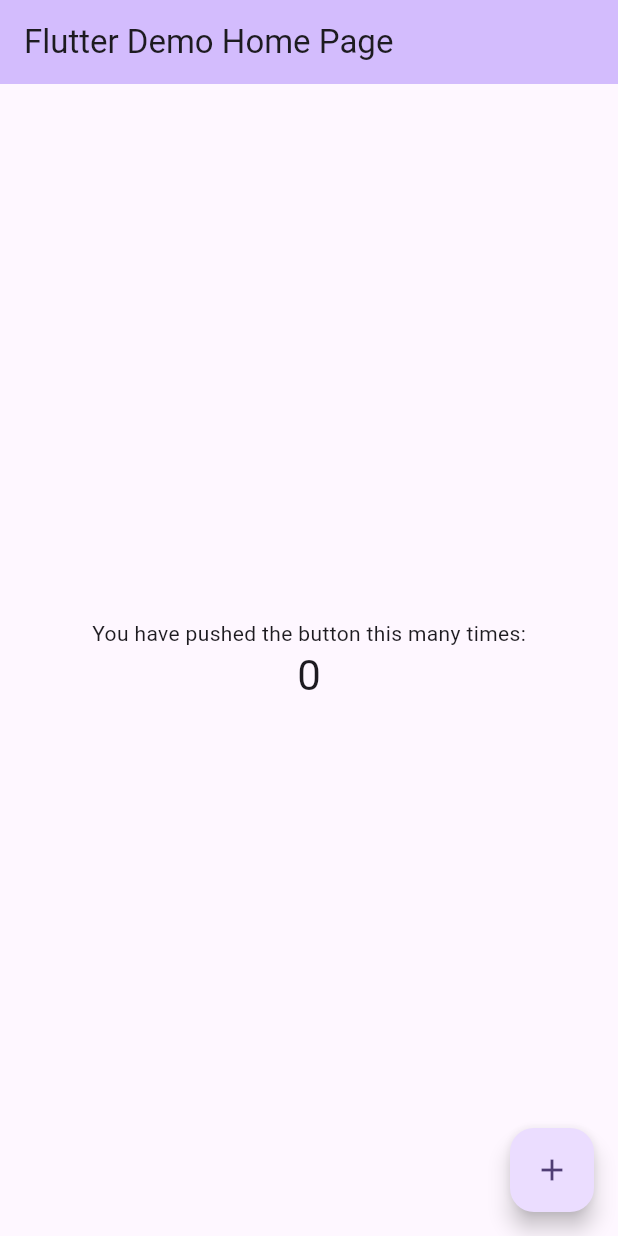
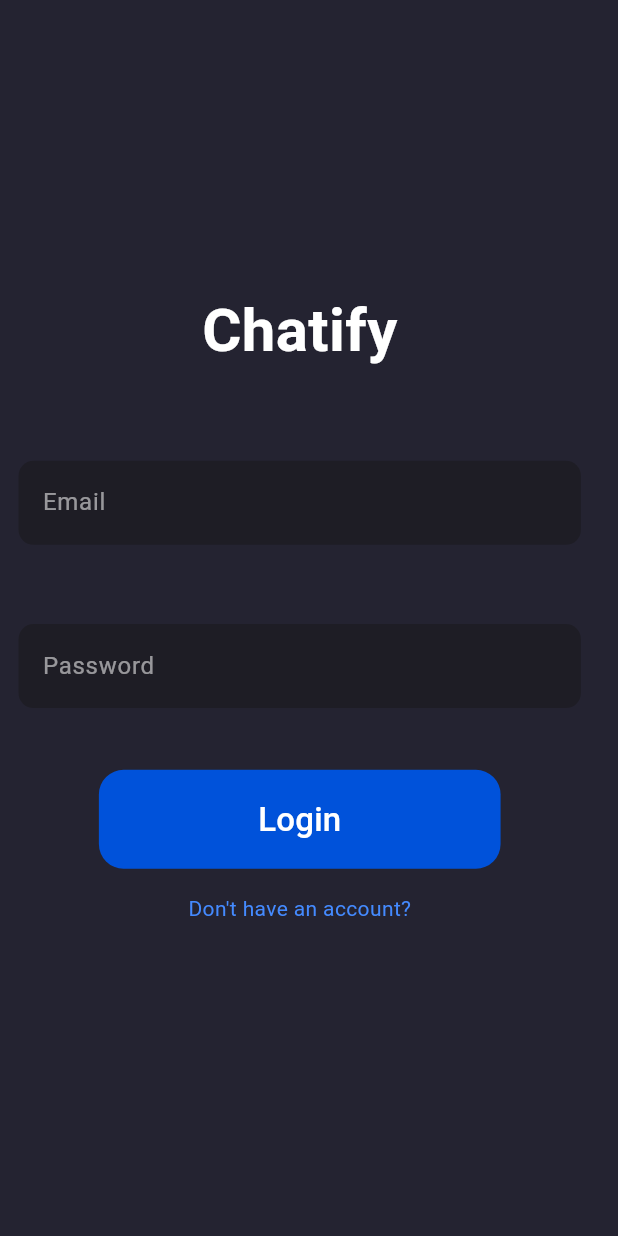
Before and after one commit to Alaa7Hany/chatify_udemy, a Flutter app: the screen it shows after launch, on a phone screen of 412 x 824 dp. Run offline on Flutter 3.47's test engine with Material 3 defaults, Android fonts, the phone set to English and light mode, and no system bars; our stand-ins replace cloud_firestore, file_picker, firebase_analytics, firebase_core, firebase_storage, get_it; accounts and stored records are empty.

Commit message:
Completed Splash and login ui

```diff
--- a/lib/main.dart
+++ b/lib/main.dart
@@ -1,8 +1,19 @@
+import 'package:chatify_app/pages/login_page.dart';
+import 'package:chatify_app/pages/splash_page.dart';
+import 'package:chatify_app/services/navigation_service.dart';
+import 'package:chatify_app/utils/app_colors.dart';
 import 'package:flutter/material.dart';
 import 'package:firebase_analytics/firebase_analytics.dart';
 
 void main() {
-  runApp(const MyApp());
+  runApp(
+    SplashPage(
+      onInitializationComplete: () {
+        runApp(const MyApp());
+        // Additional setup can be done here if needed
+      },
+    ),
+  );
 }
 
 class MyApp extends StatelessWidget {
@@ -12,112 +23,17 @@ class MyApp extends StatelessWidget {
   @override
   Widget build(BuildContext context) {
     return MaterialApp(
-      title: 'Flutter Demo',
+      title: 'Chatify',
+      debugShowCheckedModeBanner: false,
       theme: ThemeData(
-        // This is the theme of your application.
-        //
-        // TRY THIS: Try running your application with "flutter run". You'll see
-        // the application has a purple toolbar. Then, without quitting the app,
-        // try changing the seedColor in the colorScheme below to Colors.green
-        // and then invoke "hot reload" (save your changes or press the "hot
-        // reload" button in a Flutter-supported IDE, or press "r" if you used
-        // the command line to start the app).
-        //
-        // Notice that the counter didn't reset back to zero; the application
-        // state is not lost during the reload. To reset the state, use hot
-        // restart instead.
-        //
-        // This works for code too, not just values: Most code changes can be
-        // tested with just a hot reload.
-        colorScheme: ColorScheme.fromSeed(seedColor: Colors.deepPurple),
+        scaffoldBackgroundColor: AppColors.scaffoldBackground,
+        bottomNavigationBarTheme: BottomNavigationBarThemeData(
+          backgroundColor: AppColors.bottomNavigationBar,
+        ),
       ),
-      home: const MyHomePage(title: 'Flutter Demo Home Page'),
+      navigatorKey: NavigationService.navigatorKey,
+      initialRoute: 'login',
+      routes: {'login': (context) => LoginPage()},
     );
   }
 }
-
-class MyHomePage extends StatefulWidget {
-  const MyHomePage({super.key, required this.title});
-
-  // This widget is the home page of your application. It is stateful, meaning
-  // that it has a State object (defined below) that contains fields that affect
-  // how it looks.
-
-  // This class is the configuration for the state. It holds the values (in this
-  // case the title) provided by the parent (in this case the App widget) and
-  // used by the build method of the State. Fields in a Widget subclass are
-  // always marked "final".
-
-  final String title;
-
-  @override
-  State<MyHomePage> createState() => _MyHomePageState();
-}
-
-class _MyHomePageState extends State<MyHomePage> {
-  int _counter = 0;
-
-  void _incrementCounter() {
-    setState(() {
-      // This call to setState tells the Flutter framework that something has
-      // changed in this State, which causes it to rerun the build method below
-      // so that the display can reflect the updated values. If we changed
-      // _counter without calling setState(), then the build method would not be
-      // called again, and so nothing would appear to happen.
-      _counter++;
-    });
-  }
-
-  @override
-  Widget build(BuildContext context) {
-    // This method is rerun every time setState is called, for instance as done
-    // by the _incrementCounter method above.
-    //
-    // The Flutter framework has been optimized to make rerunning build methods
-    // fast, so that you can just rebuild anything that needs updating rather
-    // than having to individually change instances of widgets.
-    return Scaffold(
-      appBar: AppBar(
-        // TRY THIS: Try changing the color here to a specific color (to
-        // Colors.amber, perhaps?) and trigger a hot reload to see the AppBar
-        // change color while the other colors stay the same.
-        backgroundColor: Theme.of(context).colorScheme.inversePrimary,
-        // Here we take the value from the MyHomePage object that was created by
-        // the App.build method, and use it to set our appbar title.
-        title: Text(widget.title),
-      ),
-      body: Center(
-        // Center is a layout widget. It takes a single child and positions it
-        // in the middle of the parent.
-        child: Column(
-          // Column is also a layout widget. It takes a list of children and
-          // arranges them vertically. By default, it sizes itself to fit its
-          // children horizontally, and tries to be as tall as its parent.
-          //
-          // Column has various properties to control how it sizes itself and
-          // how it positions its children. Here we use mainAxisAlignment to
-          // center the children vertically; the main axis here is the vertical
-          // axis because Columns are vertical (the cross axis would be
-          // horizontal).
-          //
-          // TRY THIS: Invoke "debug painting" (choose the "Toggle Debug Paint"
-          // action in the IDE, or press "p" in the console), to see the
-          // wireframe for each widget.
-          mainAxisAlignment: MainAxisAlignment.center,
-          children: <Widget>[
-            const Text('You have pushed the button this many times:'),
-            Text(
-              '$_counter',
-              style: Theme.of(context).textTheme.headlineMedium,
-            ),
-          ],
-        ),
-      ),
-      floatingActionButton: FloatingActionButton(
-        onPressed: _incrementCounter,
-        tooltip: 'Increment',
-        child: const Icon(Icons.add),
-      ), // This trailing comma makes auto-formatting nicer for build methods.
-    );
-  }
-}
--- /dev/null
+++ b/lib/pages/login_page.dart
@@ -0,0 +1,128 @@
+import 'package:chatify_app/widgets/custom_input_field.dart';
+import 'package:chatify_app/widgets/rounded_button.dart';
+import 'package:flutter/material.dart';
+
+class LoginPage extends StatefulWidget {
+  const LoginPage({super.key});
+
+  @override
+  State<LoginPage> createState() => _LoginPageState();
+}
+
+class _LoginPageState extends State<LoginPage> {
+  late double _deviceHeight;
+  late double _deviceWidth;
+
+  final _loginFormKey = GlobalKey<FormState>();
+
+  String? _email;
+  String? _password;
+
+  @override
+  Widget build(BuildContext context) {
+    _deviceHeight = MediaQuery.of(context).size.height;
+    _deviceWidth = MediaQuery.of(context).size.width;
+
+    return _buildUI();
+  }
+
+  Widget _buildUI() {
+    return Scaffold(
+      body: Container(
+        padding: EdgeInsets.symmetric(
+          horizontal: _deviceWidth * 0.03,
+          vertical: _deviceHeight * 0.02,
+        ),
+        height: _deviceHeight * 0.98,
+        width: _deviceWidth * 0.97,
+        child: Column(
+          mainAxisSize: MainAxisSize.max,
+          mainAxisAlignment: MainAxisAlignment.center,
+          crossAxisAlignment: CrossAxisAlignment.center,
+          children: [
+            _pageTitle(),
+            SizedBox(height: _deviceHeight * 0.04),
+            _loginForm(),
+            SizedBox(height: _deviceHeight * 0.05),
+            _loginButton(),
+            SizedBox(height: _deviceHeight * 0.02),
+            _registerAccountLink(),
+          ],
+        ),
+      ),
+    );
+  }
+
+  Widget _pageTitle() {
+    return Container(
+      height: _deviceHeight * 0.10,
+      child: Text(
+        'Chatify',
+        style: TextStyle(
+          color: Colors.white,
+          fontSize: 40,
+          fontWeight: FontWeight.w600,
+        ),
+      ),
+    );
+  }
+
+  Widget _loginForm() {
+    return Container(
+      height: _deviceHeight * 0.2,
+      child: Form(
+        key: _loginFormKey,
+        child: Column(
+          mainAxisSize: MainAxisSize.max,
+          mainAxisAlignment: MainAxisAlignment.spaceBetween,
+          crossAxisAlignment: CrossAxisAlignment.center,
+          children: [
+            CustomTextFormField(
+              onSaved: (_value) {
+                setState(() {
+                  _email = _value;
+                });
+              },
+              regEx:
+                  r"^[a-zA-Z0-9.a-zA-Z0-9.!#$%&'*+-/=?^_`{|}~]+@[a-zA-Z0-9]+\.[a-zA-Z]+",
+              hintText: "Email",
+              obscureText: false,
+            ),
+
+            CustomTextFormField(
+              onSaved: (_value) {
+                setState(() {
+                  _password = _value;
+                });
+              },
+              regEx: r".{8,}",
+              hintText: "Password",
+              obscureText: true,
+            ),
+          ],
+        ),
+      ),
+    );
+  }
+
+  Widget _loginButton() {
+    return RoundedButton(
+      name: "Login",
+      height: _deviceHeight * 0.08,
+      width: _deviceWidth * 0.65,
+      onPressed: () {},
+    );
+  }
+
+  Widget _registerAccountLink() {
+    return GestureDetector(
+      onTap: () {},
+      child: Container(
+        child: Text(
+          'Don\'t have an account?',
+          style: TextStyle(color: Colors.blueAccent),
+        ),
+      ),
+    );
+  }
+}
--- /dev/null
+++ b/lib/pages/splash_page.dart
@@ -0,0 +1,70 @@
+import 'package:chatify_app/services/media_service.dart';
+import 'package:chatify_app/services/navigation_service.dart';
+import 'package:chatify_app/utils/app_assets.dart';
+import 'package:chatify_app/utils/my_logger.dart';
+import 'package:firebase_core/firebase_core.dart';
+import 'package:flutter/material.dart';
+import 'package:get_it/get_it.dart';
+
+import '../services/cloud_storage_service.dart';
+import '../services/database_service.dart';
+import '../utils/app_colors.dart';
+
+class SplashPage extends StatefulWidget {
+  final VoidCallback onInitializationComplete;
+  const SplashPage({super.key, required this.onInitializationComplete});
+
+  @override
+  State<SplashPage> createState() => _SplashPageState();
+}
+
+class _SplashPageState extends State<SplashPage> {
+  @override
+  void initState() {
+    super.initState();
+    Future.delayed(const Duration(seconds: 1), () {
+      _setup()
+          .then((_) {
+            widget.onInitializationComplete();
+          })
+          .catchError((error) {
+            // Handle initialization error
+            MyLogger.red('Initialization error: $error');
+          });
+    });
+  }
+
+  @override
+  Widget build(BuildContext context) {
+    return MaterialApp(
+      debugShowCheckedModeBanner: false,
+      title: 'Chatify',
+      theme: ThemeData(scaffoldBackgroundColor: AppColors.scaffoldBackground),
+      home: Scaffold(
+        body: Center(
+          child: Image(
+            image: AssetImage(AppAssets.logo),
+            fit: BoxFit.cover,
+            width: 200,
+            height: 200,
+          ),
+        ),
+      ),
+    );
+  }
+
+  Future<void> _setup() async {
+    WidgetsFlutterBinding.ensureInitialized();
+    await Firebase.initializeApp();
+    _registerServices();
+  }
+
+  void _registerServices() {
+    GetIt.instance.registerSingleton<NavigationService>(NavigationService());
+    GetIt.instance.registerSingleton<MediaService>(MediaService());
+    GetIt.instance.registerSingleton<CloudStorageService>(
+      CloudStorageService(),
+    );
+    GetIt.instance.registerSingleton<DatabaseService>(DatabaseService());
+  }
+}
--- /dev/null
+++ b/lib/services/cloud_storage_service.dart
@@ -0,0 +1,9 @@
+import 'package:firebase_storage/firebase_storage.dart';
+
+const String User_Collection = 'Users';
+
+class CloudStorageService {
+  final FirebaseStorage storage = FirebaseStorage.instance;
+
+  CloudStorageService();
+}
--- /dev/null
+++ b/lib/services/database_service.dart
@@ -0,0 +1,11 @@
+import 'package:cloud_firestore/cloud_firestore.dart';
+
+const String USER_COLLECTION = "Users";
+const String CHAT_COLLECTION = "Chats";
+const String MESSAGES_COLLECTION = "messages";
+
+class DatabaseService {
+  final FirebaseFirestore _db = FirebaseFirestore.instance;
+
+  DatabaseService();
+}
--- /dev/null
+++ b/lib/services/media_service.dart
@@ -0,0 +1,15 @@
+import 'package:file_picker/file_picker.dart';
+
+class MediaService {
+  MediaService() {}
+
+  Future<PlatformFile?> pickImageFromLibrary() async {
+    FilePickerResult? result = await FilePicker.platform.pickFiles(
+      type: FileType.image,
+    );
+    if (result != null) {
+      return result.files[0];
+    }
+    return null;
+  }
+}
--- /dev/null
+++ b/lib/utils/app_assets.dart
@@ -0,0 +1,5 @@
+class AppAssets {
+  AppAssets._();
+
+  static const String logo = 'assets/images/logo.png';
+}
--- /dev/null
+++ b/lib/utils/app_colors.dart
@@ -0,0 +1,8 @@
+import 'package:flutter/material.dart';
+
+class AppColors {
+  AppColors._();
+
+  static const Color scaffoldBackground = Color.fromRGBO(36, 35, 49, 1.0);
+  static const Color bottomNavigationBar = Color.fromRGBO(30, 29, 37, 1.0);
+}
--- /dev/null
+++ b/lib/widgets/custom_input_field.dart
@@ -0,0 +1,76 @@
+import 'package:flutter/material.dart';
+
+class CustomTextFormField extends StatelessWidget {
+  final Function(String) onSaved;
+  final String regEx;
+  final String hintText;
+  final bool obscureText;
+
+  CustomTextFormField({
+    required this.onSaved,
+    required this.regEx,
+    required this.hintText,
+    required this.obscureText,
+  });
+
+  @override
+  Widget build(BuildContext context) {
+    return TextFormField(
+      onSaved: (_value) => onSaved(_value!),
+      cursorColor: Colors.white,
+      style: TextStyle(color: Colors.white),
+      obscureText: obscureText,
+      validator: (_value) {
+        return RegExp(regEx).hasMatch(_value!) ? null : 'Enter a valid value.';
+      },
+      decoration: InputDecoration(
+        fillColor: Color.fromRGBO(30, 29, 37, 1.0),
+        filled: true,
+        border: OutlineInputBorder(
+          borderRadius: BorderRadius.circular(10.0),
+          borderSide: BorderSide.none,
+        ),
+        hintText: hintText,
+        hintStyle: TextStyle(color: Colors.white54),
+      ),
+    );
+  }
+}
+
+class CustomTextField extends StatelessWidget {
+  final Function(String) onEditingComplete;
+  final String hintText;
+  final bool obscureText;
+  final TextEditingController controller;
+  IconData? icon;
+
+  CustomTextField({
+    required this.onEditingComplete,
+    required this.hintText,
+    required this.obscureText,
+    required this.controller,
+    this.icon,
+  });
+
+  @override
+  Widget build(BuildContext context) {
+    return TextField(
+      controller: controller,
+      onEditingComplete: () => onEditingComplete(controller.value.text),
+      cursorColor: Colors.white,
+      style: TextStyle(color: Colors.white),
+      obscureText: obscureText,
+      decoration: InputDecoration(
+        fillColor: Color.fromRGBO(30, 29, 37, 1.0),
+        filled: true,
+        border: OutlineInputBorder(
+          borderRadius: BorderRadius.circular(10.0),
+          borderSide: BorderSide.none,
+        ),
+        hintText: hintText,
+        hintStyle: TextStyle(color: Colors.white54),
+        prefixIcon: Icon(icon, color: Colors.white54),
+      ),
+    );
+  }
+}
--- /dev/null
+++ b/lib/widgets/rounded_button.dart
@@ -0,0 +1,34 @@
+import 'package:flutter/material.dart';
+
+class RoundedButton extends StatelessWidget {
+  final String name;
+  final double height;
+  final double width;
+  final Function onPressed;
+
+  const RoundedButton({
+    required this.name,
+    required this.height,
+    required this.width,
+    required this.onPressed,
+  });
+
+  @override
+  Widget build(BuildContext context) {
+    return Container(
+      height: height,
+      width: width,
+      decoration: BoxDecoration(
+        borderRadius: BorderRadius.circular(height * 0.25),
+        color: Color.fromRGBO(0, 82, 218, 1.0),
+      ),
+      child: TextButton(
+        onPressed: () => onPressed(),
+        child: Text(
+          name,
+          style: TextStyle(fontSize: 22, color: Colors.white, height: 1.5),
+        ),
+      ),
+    );
+  }
+}
--- a/pubspec.yaml
+++ b/pubspec.yaml
@@ -57,8 +57,8 @@ flutter:
   # the material Icons class.
   uses-material-design: true
   # To add assets to your application, add an assets section, like this:
-  # assets:
-  #   - images/a_dot_burr.jpeg
+  assets:
+    - assets/images/
   #   - images/a_dot_ham.jpeg
   # An image asset can refer to one or more resolution-specific "variants", see
   # https://flutter.dev/to/resolution-aware-images
```
Also changed, not shown: lib/services/navigation_service.dart (added, +31 -0 lines), lib/utils/my_logger.dart (added, +67 -0 lines), assets/images/logo.png (added), 1 other file.
